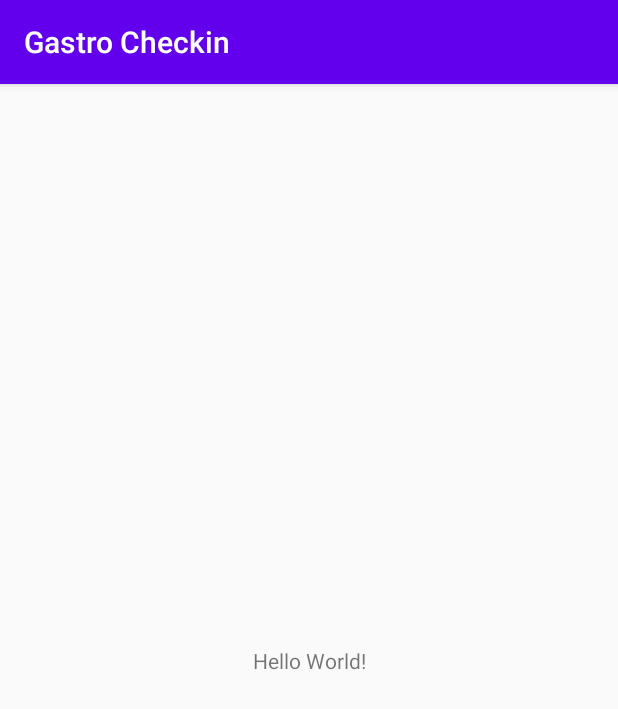
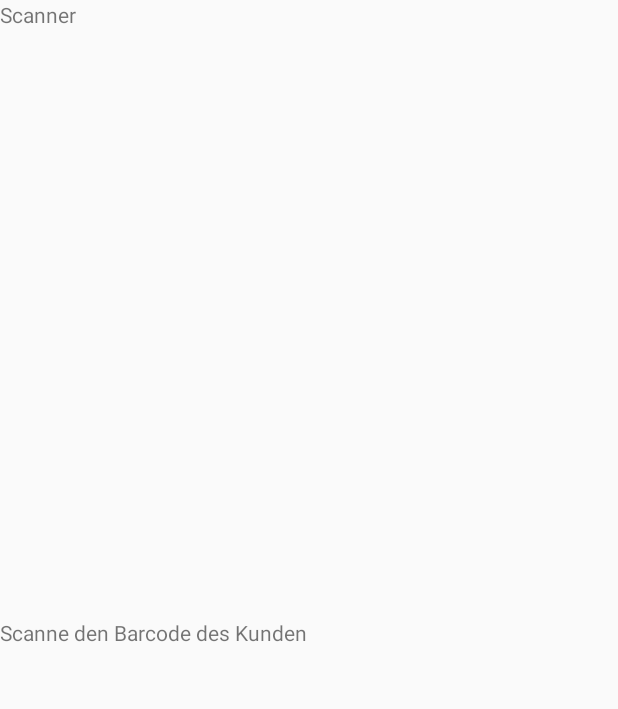
Before and after one commit to rethinc/revisit, an Android app: the screen it shows after launch (MainActivity), on a phone screen of 412 x 824 dp. Shown: the top 709 px of the screen. Run offline under Robolectric (Android 15) with nearby library versions, the phone set to English and light mode, and no system bars.

Commit message:
Adds Fragment in prepration for scanner integration

```diff
--- a/android/app/src/main/java/ch/rethinc/gastrocheckin/MainActivity.kt
+++ b/android/app/src/main/java/ch/rethinc/gastrocheckin/MainActivity.kt
@@ -2,8 +2,9 @@ package ch.rethinc.gastrocheckin
 
 import androidx.appcompat.app.AppCompatActivity
 import android.os.Bundle
+import androidx.fragment.app.FragmentActivity
 
-class MainActivity : AppCompatActivity() {
+class MainActivity : FragmentActivity() {
 
     override fun onCreate(savedInstanceState: Bundle?) {
         super.onCreate(savedInstanceState)
--- /dev/null
+++ b/android/app/src/main/java/ch/rethinc/gastrocheckin/ScannerFragment.kt
@@ -0,0 +1,18 @@
+package ch.rethinc.gastrocheckin
+
+import android.os.Bundle
+import android.view.LayoutInflater
+import android.view.View
+import android.view.ViewGroup
+import androidx.fragment.app.Fragment
+
+class ScannerFragment: Fragment() {
+
+    override fun onCreateView(
+        inflater: LayoutInflater,
+        container: ViewGroup?,
+        savedInstanceState: Bundle?
+    ): View? {
+        return inflater.inflate(R.layout.scanner_fragment, container, false)
+    }
+}
--- a/android/app/src/main/res/layout/activity_main.xml
+++ b/android/app/src/main/res/layout/activity_main.xml
@@ -1,18 +1,21 @@
 <?xml version="1.0" encoding="utf-8"?>
-<androidx.constraintlayout.widget.ConstraintLayout xmlns:android="http://schemas.android.com/apk/res/android"
-    xmlns:app="http://schemas.android.com/apk/res-auto"
+<LinearLayout xmlns:android="http://schemas.android.com/apk/res/android"
     xmlns:tools="http://schemas.android.com/tools"
     android:layout_width="match_parent"
     android:layout_height="match_parent"
-    tools:context=".MainActivity">
+    tools:context=".MainActivity"
+    android:orientation="vertical">
 
+    <fragment
+        android:id="@+id/scanner_fragment"
+        android:name="ch.rethinc.gastrocheckin.ScannerFragment"
+        android:layout_width="match_parent"
+        android:layout_height="0dp"
+        android:layout_weight="1" />
     <TextView
-        android:layout_width="wrap_content"
-        android:layout_height="wrap_content"
-        android:text="Hello World!"
-        app:layout_constraintBottom_toBottomOf="parent"
-        app:layout_constraintLeft_toLeftOf="parent"
-        app:layout_constraintRight_toRightOf="parent"
-        app:layout_constraintTop_toTopOf="parent" />
-
-</androidx.constraintlayout.widget.ConstraintLayout>
+        android:layout_width="match_parent"
+        android:layout_height="0dp"
+        android:layout_weight="1"
+        android:text="@string/scan_barcode_message"
+        />
+</LinearLayout>
--- /dev/null
+++ b/android/app/src/main/res/layout/scanner_fragment.xml
@@ -0,0 +1,11 @@
+<?xml version="1.0" encoding="utf-8"?>
+<LinearLayout xmlns:android="http://schemas.android.com/apk/res/android"
+    android:layout_width="match_parent"
+    android:layout_height="match_parent"
+    android:orientation="vertical">
+
+    <TextView
+        android:layout_width="match_parent"
+        android:layout_height="match_parent"
+        android:text="Scanner" />
+</LinearLayout>
--- a/android/app/src/main/res/values/strings.xml
+++ b/android/app/src/main/res/values/strings.xml
@@ -1,3 +1,4 @@
 <resources>
     <string name="app_name">Gastro Checkin</string>
+    <string name="scan_barcode_message">Scanne den Barcode des Kunden</string>
 </resources>
```
